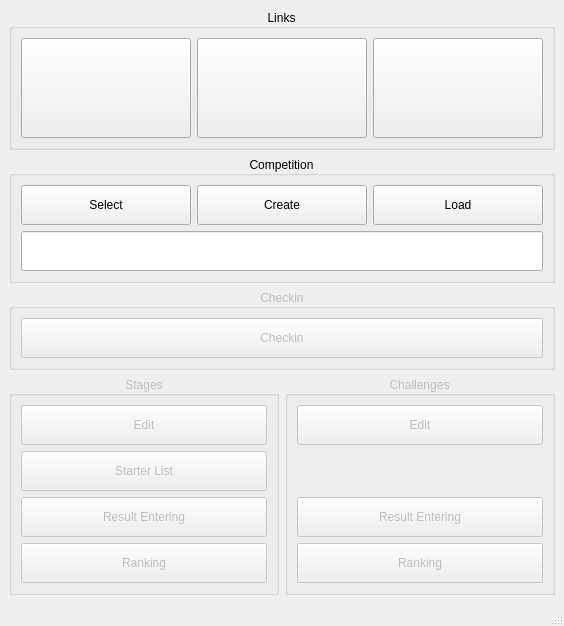
This is code/ncm_win_main.ui in DavidEilenstein/Ninja_Competition_Manager as Qt 5 draws it before an edit. The edited form follows.
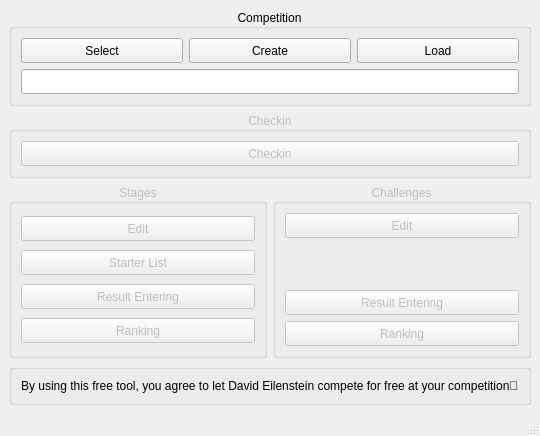
This is the edited form.

```diff
--- a/code/ncm_win_main.ui
+++ b/code/ncm_win_main.ui
@@ -6,16 +6,22 @@
    <rect>
     <x>0</x>
     <y>0</y>
-    <width>560</width>
-    <height>613</height>
+    <width>500</width>
+    <height>425</height>
    </rect>
   </property>
+  <property name="sizePolicy">
+   <sizepolicy hsizetype="Fixed" vsizetype="Fixed">
+    <horstretch>0</horstretch>
+    <verstretch>0</verstretch>
+   </sizepolicy>
+  </property>
   <property name="windowTitle">
    <string>NCM_WIN_Main</string>
   </property>
   <widget class="QWidget" name="centralwidget">
    <layout class="QGridLayout" name="gridLayout">
-    <item row="3" column="0">
+    <item row="2" column="0">
      <widget class="QGroupBox" name="groupBox_Satges">
       <property name="enabled">
        <bool>false</bool>
@@ -35,7 +41,13 @@
          <property name="minimumSize">
           <size>
            <width>0</width>
-           <height>40</height>
+           <height>25</height>
+          </size>
+         </property>
+         <property name="maximumSize">
+          <size>
+           <width>16777215</width>
+           <height>25</height>
           </size>
          </property>
          <property name="sizeIncrement">
@@ -54,7 +66,13 @@
          <property name="minimumSize">
           <size>
            <width>0</width>
-           <height>40</height>
+           <height>25</height>
+          </size>
+         </property>
+         <property name="maximumSize">
+          <size>
+           <width>16777215</width>
+           <height>25</height>
           </size>
          </property>
          <property name="sizeIncrement">
@@ -73,7 +91,13 @@
          <property name="minimumSize">
           <size>
            <width>0</width>
-           <height>40</height>
+           <height>25</height>
+          </size>
+         </property>
+         <property name="maximumSize">
+          <size>
+           <width>16777215</width>
+           <height>25</height>
           </size>
          </property>
          <property name="sizeIncrement">
@@ -92,7 +116,13 @@
          <property name="minimumSize">
           <size>
            <width>0</width>
-           <height>40</height>
+           <height>25</height>
+          </size>
+         </property>
+         <property name="maximumSize">
+          <size>
+           <width>16777215</width>
+           <height>25</height>
           </size>
          </property>
          <property name="sizeIncrement">
@@ -110,6 +140,46 @@
      </widget>
     </item>
     <item row="1" column="0" colspan="2">
+     <widget class="QGroupBox" name="groupBox_Checkin">
+      <property name="enabled">
+       <bool>false</bool>
+      </property>
+      <property name="title">
+       <string>Checkin</string>
+      </property>
+      <property name="alignment">
+       <set>Qt::AlignCenter</set>
+      </property>
+      <layout class="QGridLayout" name="gridLayout_3">
+       <item row="0" column="0">
+        <widget class="QPushButton" name="pushButton_Checkin">
+         <property name="minimumSize">
+          <size>
+           <width>0</width>
+           <height>25</height>
+          </size>
+         </property>
+         <property name="maximumSize">
+          <size>
+           <width>16777215</width>
+           <height>25</height>
+          </size>
+         </property>
+         <property name="sizeIncrement">
+          <size>
+           <width>0</width>
+           <height>40</height>
+          </size>
+         </property>
+         <property name="text">
+          <string>Checkin</string>
+         </property>
+        </widget>
+       </item>
+      </layout>
+     </widget>
+    </item>
+    <item row="0" column="0" colspan="2">
      <widget class="QGroupBox" name="groupBox_Comp">
       <property name="title">
        <string>Competition</string>
@@ -123,13 +193,13 @@
          <property name="minimumSize">
           <size>
            <width>0</width>
-           <height>40</height>
+           <height>25</height>
           </size>
          </property>
          <property name="maximumSize">
           <size>
            <width>16777215</width>
-           <height>40</height>
+           <height>25</height>
           </size>
          </property>
          <property name="text">
@@ -142,13 +212,13 @@
          <property name="minimumSize">
           <size>
            <width>0</width>
-           <height>40</height>
+           <height>25</height>
           </size>
          </property>
          <property name="maximumSize">
           <size>
            <width>16777215</width>
-           <height>40</height>
+           <height>25</height>
           </size>
          </property>
          <property name="readOnly">
@@ -161,7 +231,13 @@
          <property name="minimumSize">
           <size>
            <width>0</width>
-           <height>40</height>
+           <height>25</height>
+          </size>
+         </property>
+         <property name="maximumSize">
+          <size>
+           <width>16777215</width>
+           <height>25</height>
           </size>
          </property>
          <property name="sizeIncrement">
@@ -180,7 +256,13 @@
          <property name="minimumSize">
           <size>
            <width>0</width>
-           <height>40</height>
+           <height>25</height>
+          </size>
+         </property>
+         <property name="maximumSize">
+          <size>
+           <width>16777215</width>
+           <height>25</height>
           </size>
          </property>
          <property name="sizeIncrement">
@@ -197,7 +279,7 @@
       </layout>
      </widget>
     </item>
-    <item row="3" column="1">
+    <item row="2" column="1">
      <widget class="QGroupBox" name="groupBox_Challenges">
       <property name="enabled">
        <bool>false</bool>
@@ -220,7 +302,13 @@
          <property name="minimumSize">
           <size>
            <width>0</width>
-           <height>40</height>
+           <height>25</height>
+          </size>
+         </property>
+         <property name="maximumSize">
+          <size>
+           <width>16777215</width>
+           <height>25</height>
           </size>
          </property>
          <property name="sizeIncrement">
@@ -239,7 +327,13 @@
          <property name="minimumSize">
           <size>
            <width>0</width>
-           <height>40</height>
+           <height>25</height>
+          </size>
+         </property>
+         <property name="maximumSize">
+          <size>
+           <width>16777215</width>
+           <height>25</height>
           </size>
          </property>
          <property name="sizeIncrement">
@@ -258,7 +352,13 @@
          <property name="minimumSize">
           <size>
            <width>0</width>
-           <height>40</height>
+           <height>25</height>
+          </size>
+         </property>
+         <property name="maximumSize">
+          <size>
+           <width>16777215</width>
+           <height>25</height>
           </size>
          </property>
          <property name="sizeIncrement">
@@ -297,103 +397,16 @@
       </layout>
      </widget>
     </item>
-    <item row="2" column="0" colspan="2">
-     <widget class="QGroupBox" name="groupBox_Checkin">
-      <property name="enabled">
-       <bool>false</bool>
-      </property>
+    <item row="3" column="0" colspan="2">
+     <widget class="QGroupBox" name="groupBox">
       <property name="title">
-       <string>Checkin</string>
-      </property>
-      <property name="alignment">
-       <set>Qt::AlignCenter</set>
-      </property>
-      <layout class="QGridLayout" name="gridLayout_3">
-       <item row="0" column="0">
-        <widget class="QPushButton" name="pushButton_Checkin">
-         <property name="minimumSize">
-          <size>
-           <width>0</width>
-           <height>40</height>
-          </size>
-         </property>
-         <property name="sizeIncrement">
-          <size>
-           <width>0</width>
-           <height>40</height>
-          </size>
-         </property>
-         <property name="text">
-          <string>Checkin</string>
-         </property>
-        </widget>
-       </item>
-      </layout>
-     </widget>
-    </item>
-    <item row="0" column="0" colspan="2">
-     <widget class="QGroupBox" name="groupBox_Links">
-      <property name="title">
-       <string>Links</string>
-      </property>
-      <property name="alignment">
-       <set>Qt::AlignCenter</set>
+       <string/>
       </property>
       <layout class="QGridLayout" name="gridLayout_6">
-       <item row="0" column="1">
-        <widget class="QPushButton" name="pushButton_DavidEilenstein">
-         <property name="minimumSize">
-          <size>
-           <width>170</width>
-           <height>100</height>
-          </size>
-         </property>
-         <property name="maximumSize">
-          <size>
-           <width>170</width>
-           <height>100</height>
-          </size>
-         </property>
-         <property name="text">
-          <string/>
-         </property>
-        </widget>
-       </item>
        <item row="0" column="0">
-        <widget class="QPushButton" name="pushButton_Tutorial">
-         <property name="minimumSize">
-          <size>
-           <width>170</width>
-           <height>100</height>
-          </size>
-         </property>
-         <property name="maximumSize">
-          <size>
-           <width>170</width>
-           <height>100</height>
-          </size>
-         </property>
+        <widget class="QLabel" name="label_2">
          <property name="text">
-          <string/>
-         </property>
-        </widget>
-       </item>
-       <item row="0" column="2">
-        <widget class="QPushButton" name="pushButton_Updates">
-         <property name="minimumSize">
-          <size>
-           <width>170</width>
-           <height>100</height>
-          </size>
-         </property>
-         <property name="maximumSize">
-          <size>
-           <width>170</width>
-           <height>100</height>
-          </size>
-         </property>
-         <property name="text">
-          <string/>
+          <string>By using this free tool, you agree to let David Eilenstein compete for free at your competition💪</string>
          </property>
         </widget>
        </item>
```
Left out of the diff: 2 changed lines with no effect on the pictures.
